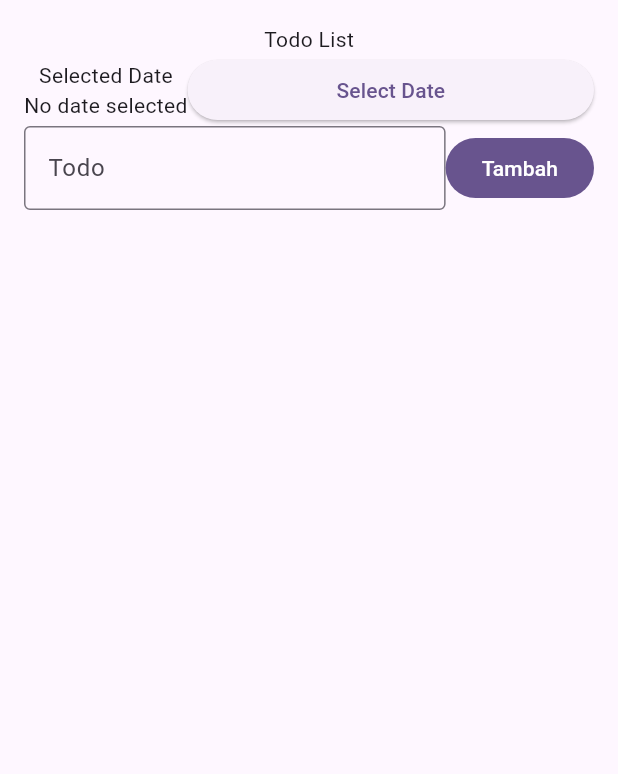
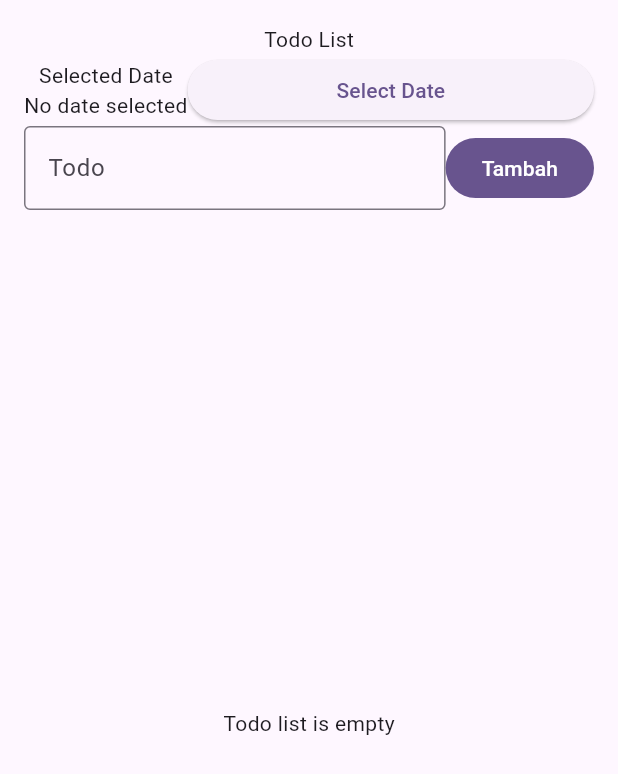
Before and after one commit to AbrarImamSatria/20220140042_TodoBloc, a Flutter app: the screen it shows after launch, on a phone screen of 412 x 824 dp. Shown: the top 774 px of the screen. Run offline on Flutter 3.47's test engine with Material 3 defaults, Android fonts, the phone set to English and light mode, and no system bars; our stand-ins replace bloc, flutter_bloc.

Commit message:
menambahkan blocbuilder untuk menampilkan list todo

```diff
--- a/lib/presentation/todo_page.dart
+++ b/lib/presentation/todo_page.dart
@@ -99,6 +99,34 @@ class TodoPage extends StatelessWidget {
                 ),
               ),
               SizedBox(height: 16.0),
+              Expanded(
+                child: BlocBuilder<TodoBloc, TodoState>(
+                  builder: (context, state) {
+                    if (state is TodoLoading) {
+                      return Center(child: CircularProgressIndicator());
+                    } else if (state is TodoLoaded) {
+                      if (state.todos.isEmpty) {
+                        return Center(child: Text('Todo list is empty'));
+                      }
+                      return ListView.builder(
+                        itemCount: state.todos.length,
+                        itemBuilder: (context, index) {
+                          final todo = state.todos[index];
+                          return Container(
+                            margin: EdgeInsets.only(bottom: 8.0),
+                            padding: EdgeInsets.all(16.0),
+                            decoration: BoxDecoration(
+                              color: Colors.blue[50],
+                              borderRadius: BorderRadius.circular(8.0),
+                            ),
+                            child: Row(),
+                          );
+                        },
+                      );
+                    }
+                  },
+                ),
+              ),
             ],
           ),
         ),
```
